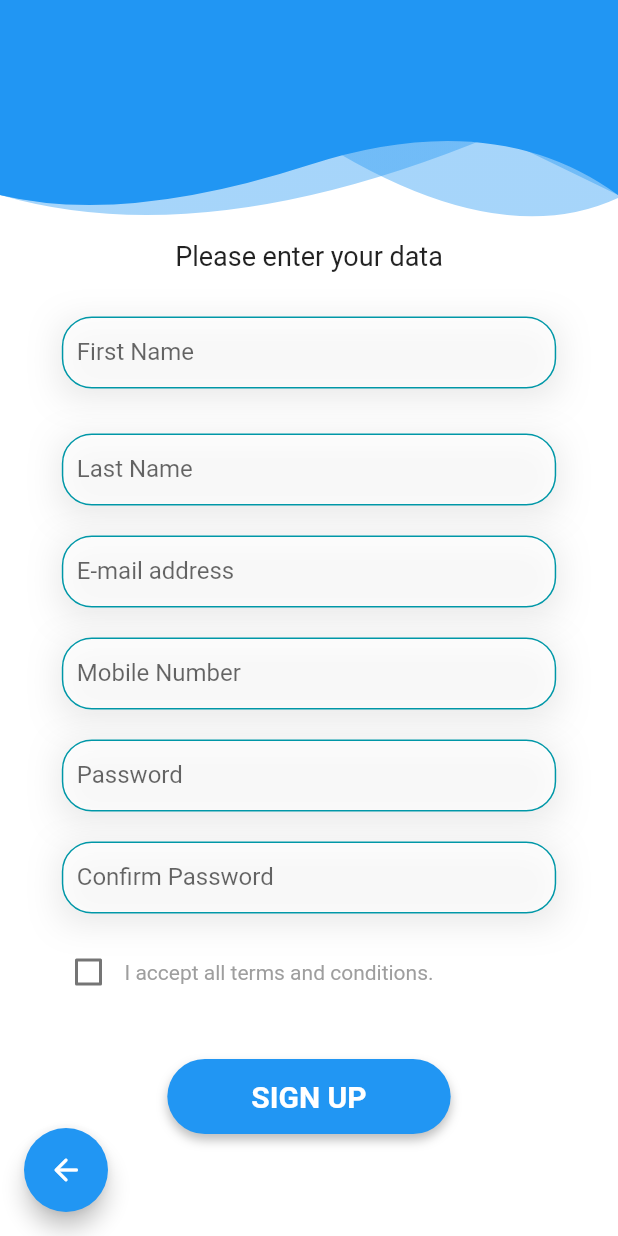
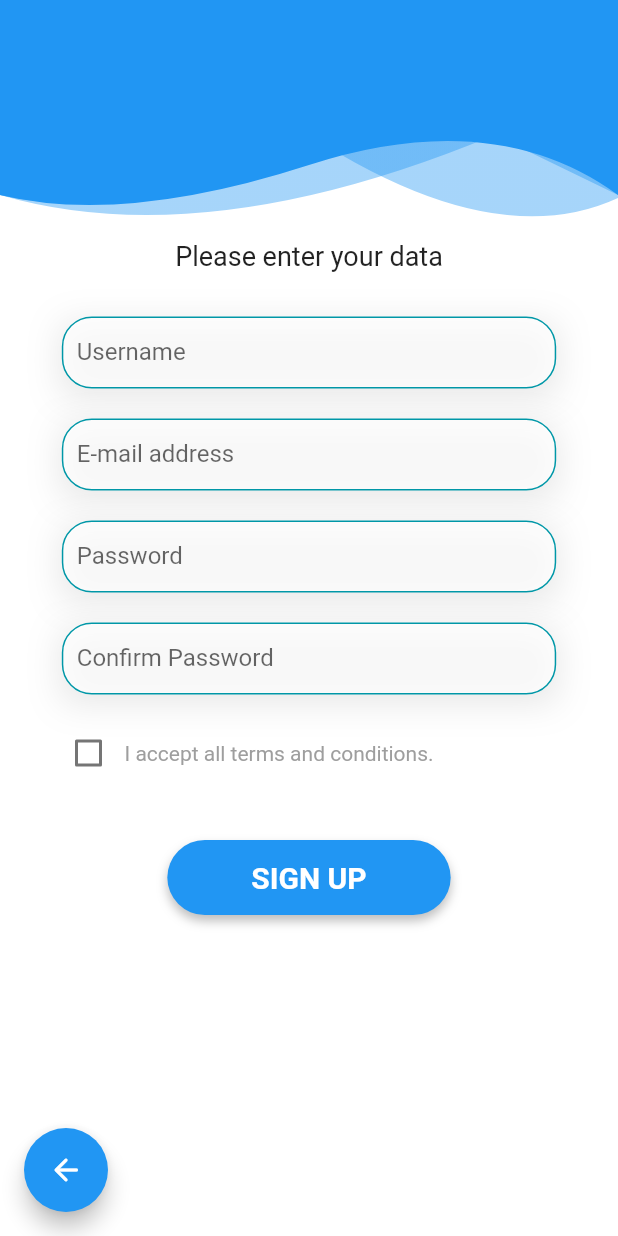
Before and after one commit to Melamorri/homework, a Flutter app: the RegistrationPage screen opened by its route, on a phone screen of 412 x 824 dp. Run offline on Flutter 3.47's test engine with Material 2 defaults, Android fonts, the phone set to English and light mode, and no system bars; our stand-ins replace firebase_auth, firebase_core, hexcolor, responsive_sizer; accounts and stored records are empty.

Commit message:
Initial commit

```diff
--- a/lib/pages/registration_page.dart
+++ b/lib/pages/registration_page.dart
@@ -18,7 +18,6 @@ class _RegistrationPageState extends State<RegistrationPage> {
   final _emailController = TextEditingController();
   final _passwordController = TextEditingController();
   final _passwordAgainController = TextEditingController();
-  final firstNameController = TextEditingController();
   final _formKey = GlobalKey<FormState>();
   bool checkedValue = false;
   bool checkboxValue = false;
@@ -58,26 +57,14 @@ class _RegistrationPageState extends State<RegistrationPage> {
                           decoration: CustomDecoration().myBoxDecoration(),
                           child: TextFormField(
                             textInputAction: TextInputAction.next,
-                            controller: firstNameController,
                             decoration: CustomDecoration.textFieldStyle(
-                                labelText: 'First Name',
-                                hintText: 'Enter your first name'),
+                                labelText: 'Username',
+                                hintText: 'Enter username'),
                             onChanged: (value) {
-                              _username = value;
+                             setState(() {
+                               _username = value;
+                             });
                             },
-                          ),
-                        ),
-                        SizedBox(
-                          height: 30,
-                        ),
-                        Container(
-                          width: width,
-                          decoration: CustomDecoration().myBoxDecoration(),
-                          child: TextFormField(
-                            textInputAction: TextInputAction.next,
-                            decoration: CustomDecoration.textFieldStyle(
-                                labelText: 'Last Name',
-                                hintText: 'Enter your last name'),
                           ),
                         ),
                         SizedBox(height: 20.0),
@@ -97,27 +84,6 @@ class _RegistrationPageState extends State<RegistrationPage> {
                               }
                               if (!value.contains("@")) {
                                 return 'Invalid email address';
-                              }
-                              return null;
-                            },
-                          ),
-                        ),
-                        SizedBox(height: 20.0),
-                        Container(
-                          width: width,
-                          decoration: CustomDecoration().myBoxDecoration(),
-                          child: TextFormField(
-                            textInputAction: TextInputAction.next,
-                            decoration: CustomDecoration.textFieldStyle(
-                                labelText: "Mobile Number",
-                                hintText: "Enter your mobile number"),
-                            keyboardType: TextInputType.phone,
-                            validator: (value) {
-                              if (value!.isEmpty) {
-                                return "Enter your phone number";
-                              }
-                              if (value.length < 10) {
-                                return "Your phone number must have a minimum of ten characters";
                               }
                               return null;
                             },
```
